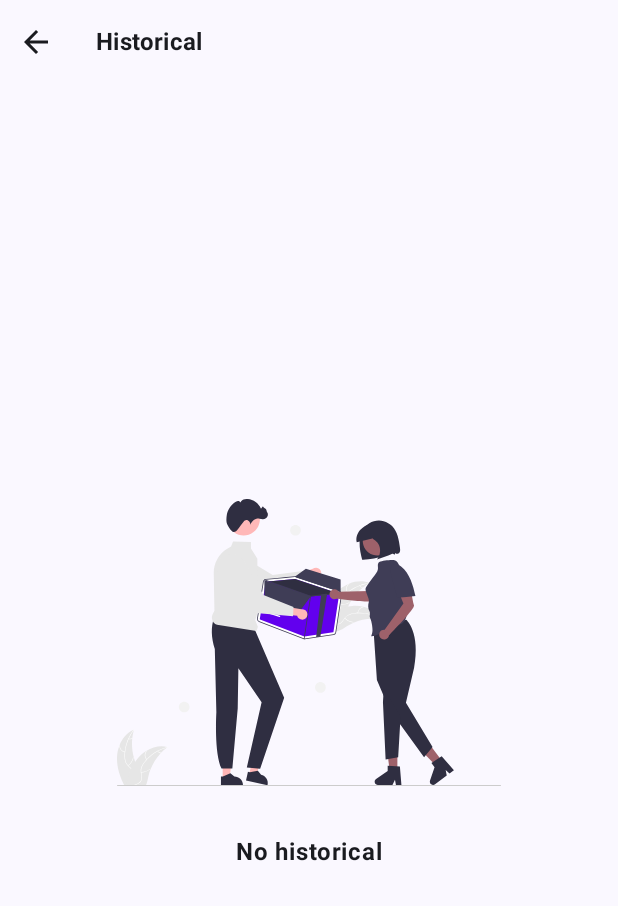
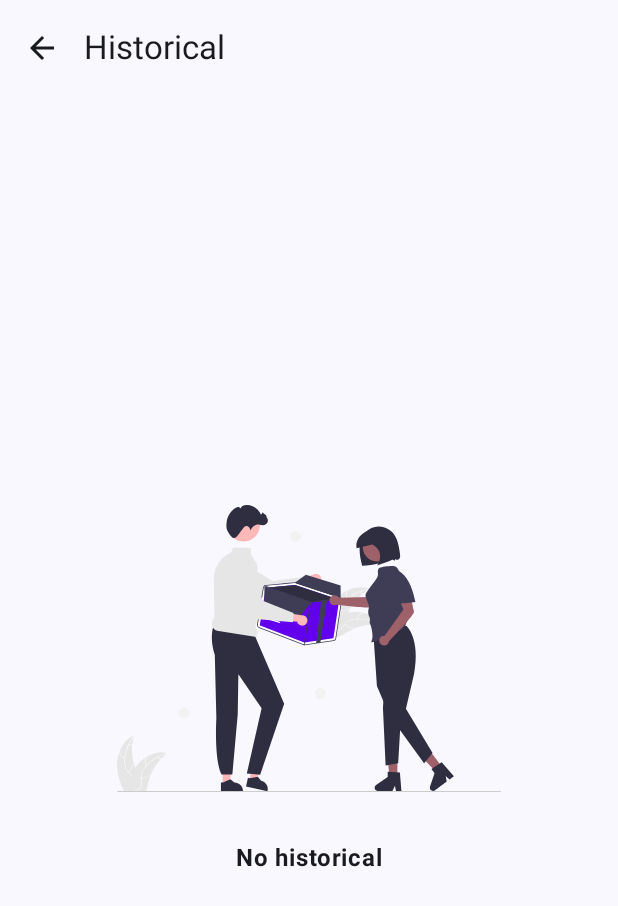
Before and after one commit to rmh-avatar/Weather-Forecast-Compose, an Android app built with Jetpack Compose: the SearchScreen screen opened through its navigation route, on a phone screen of 412 x 824 dp. Shown: the top 906 px of the screen. Run offline under Robolectric (Android 15) with nearby library versions, the phone set to English and light mode, and no system bars; our stand-ins replace Dagger/Hilt's generated code, Room's generated code, livedata-compose; pictures from the network do not load.

Commit message:
change toolbar in SearchScreen

```diff
--- a/app/src/main/java/io/github/rmhavatar/weatherforecast/ui/screen/search/SearchScreen.kt
+++ b/app/src/main/java/io/github/rmhavatar/weatherforecast/ui/screen/search/SearchScreen.kt
@@ -14,18 +14,19 @@ import androidx.compose.material.icons.Icons
 import androidx.compose.material.icons.filled.ArrowBack
 import androidx.compose.material.icons.filled.Search
 import androidx.compose.material3.Divider
+import androidx.compose.material3.ExperimentalMaterial3Api
 import androidx.compose.material3.Icon
 import androidx.compose.material3.IconButton
-import androidx.compose.material3.MaterialTheme
+import androidx.compose.material3.Scaffold
 import androidx.compose.material3.Surface
 import androidx.compose.material3.Text
+import androidx.compose.material3.TopAppBar
 import androidx.compose.runtime.Composable
 import androidx.compose.runtime.getValue
 import androidx.compose.runtime.livedata.observeAsState
 import androidx.compose.ui.Alignment
 import androidx.compose.ui.Modifier
 import androidx.compose.ui.res.stringResource
-import androidx.compose.ui.text.font.FontWeight
 import androidx.compose.ui.tooling.preview.Preview
 import androidx.compose.ui.unit.dp
 import androidx.hilt.navigation.compose.hiltViewModel
@@ -33,36 +34,30 @@ import androidx.navigation.NavController
 import io.github.rmhavatar.weatherforecast.R
 import io.github.rmhavatar.weatherforecast.data.db.entity.SearchEntity
 import io.github.rmhavatar.weatherforecast.ui.screen.forecast.body.EmptyState
-import io.github.rmhavatar.weatherforecast.ui.theme.WeatherForecastTheme
 import io.github.rmhavatar.weatherforecast.util.formatDateTime
 import java.util.Date
 
+@OptIn(ExperimentalMaterial3Api::class)
 @Composable
 fun SearchScreen(navController: NavController, viewModel: SearchViewModel = hiltViewModel()) {
     val list: List<SearchEntity> by viewModel.allSearches!!.observeAsState(emptyList())
-    Surface {
-        Column {
-            Row(
-                verticalAlignment = Alignment.CenterVertically,
-                horizontalArrangement = Arrangement.Start,
-                modifier = Modifier.height(56.dp)
-            ) {
+    Scaffold(topBar = {
+        TopAppBar(title = {
+            Text(
+                text = stringResource(id = R.string.historical),
+            )
+        }, navigationIcon = {
             IconButton(onClick = { navController.popBackStack() }) {
                 Icon(imageVector = Icons.Default.ArrowBack, contentDescription = null)
             }
-                Text(
-                    text = stringResource(id = R.string.historical),
-                    style = MaterialTheme.typography.titleMedium,
-                    fontWeight = FontWeight.Bold,
-                    modifier = Modifier.padding(horizontal = 16.dp)
-                )
-            }
+        })
+    }) {
+        Surface(modifier = Modifier.padding(it)) {
             if (list.isEmpty()) {
                 EmptyState(
                     text = stringResource(R.string.no_historical),
                     icon = R.drawable.ic_undraw_empty_re_opql__1_,
                     modifier = Modifier
-                        .weight(1f)
                         .fillMaxSize()
                         .padding(16.dp)
                 )
@@ -110,34 +105,27 @@ fun ListItemHolder(text: String, date: Date, onSearch: (String) -> Unit) {
     }
 }
 
+@OptIn(ExperimentalMaterial3Api::class)
 @Preview(showBackground = true)
 @Composable
 fun SearchScreenPrev() {
     val list = listOf(SearchEntity(1, "Atlanta", Date()), SearchEntity(1, "Lawrenceville", Date()))
-    WeatherForecastTheme {
-        Surface {
-            Column {
-                Row(
-                    verticalAlignment = Alignment.CenterVertically,
-                    horizontalArrangement = Arrangement.Start,
-                    modifier = Modifier.height(56.dp)
-                ) {
+    Scaffold(topBar = {
+        TopAppBar(title = {
+            Text(text = stringResource(id = R.string.historical))
+        }, navigationIcon = {
             IconButton(onClick = { }) {
                 Icon(imageVector = Icons.Default.ArrowBack, contentDescription = null)
             }
-                    Text(
-                        text = stringResource(id = R.string.historical),
-                        style = MaterialTheme.typography.titleMedium,
-                        fontWeight = FontWeight.Bold,
-                        modifier = Modifier.padding(horizontal = 16.dp)
-                    )
-                }
+        })
+    }) {
+        Surface(modifier = Modifier.padding(it)) {
             if (list.isEmpty()) {
                 EmptyState(
                     text = stringResource(R.string.no_historical),
                     icon = R.drawable.ic_undraw_empty_re_opql__1_,
                     modifier = Modifier
-                            .weight(1f)
+                        .fillMaxSize()
                         .padding(16.dp)
                 )
             } else {
@@ -146,9 +134,8 @@ fun SearchScreenPrev() {
                     verticalArrangement = Arrangement.spacedBy(16.dp),
                 ) {
                     items(list) { item ->
-                            ListItemHolder(text = item.cityName, date = item.date, onSearch = { })
+                        ListItemHolder(text = item.cityName, date = item.date, onSearch = {})
                         Divider()
-                        }
                     }
                 }
             }
```
Lines whose indentation alone changed are shown as unchanged.
